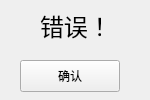
First picture: the form in modules/UI/UI_resourse/errorUI.ui, repository kekekuli/PropertyManager, before the edit.
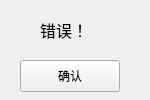
Second picture: the form after the edit.

Commit message: Display different error message

```diff
--- a/modules/UI/UI_resourse/errorUI.ui
+++ b/modules/UI/UI_resourse/errorUI.ui
@@ -30,8 +30,8 @@
     <rect>
      <x>40</x>
      <y>10</y>
-     <width>61</width>
-     <height>31</height>
+     <width>70</width>
+     <height>40</height>
     </rect>
    </property>
    <property name="sizePolicy">
@@ -41,7 +41,7 @@
     </sizepolicy>
    </property>
    <property name="styleSheet">
-    <string notr="true">font: 24px;</string>
+    <string notr="true">font: 16px;</string>
    </property>
    <property name="text">
     <string>错误！</string>
```
The commit also changes 2 other files.
